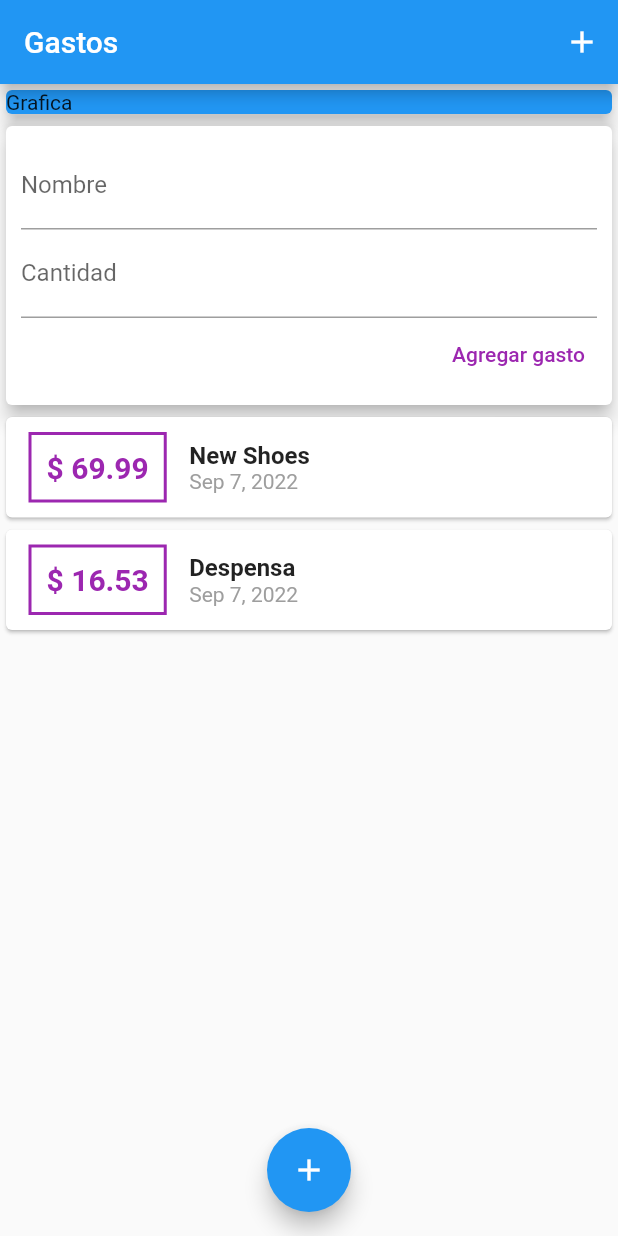
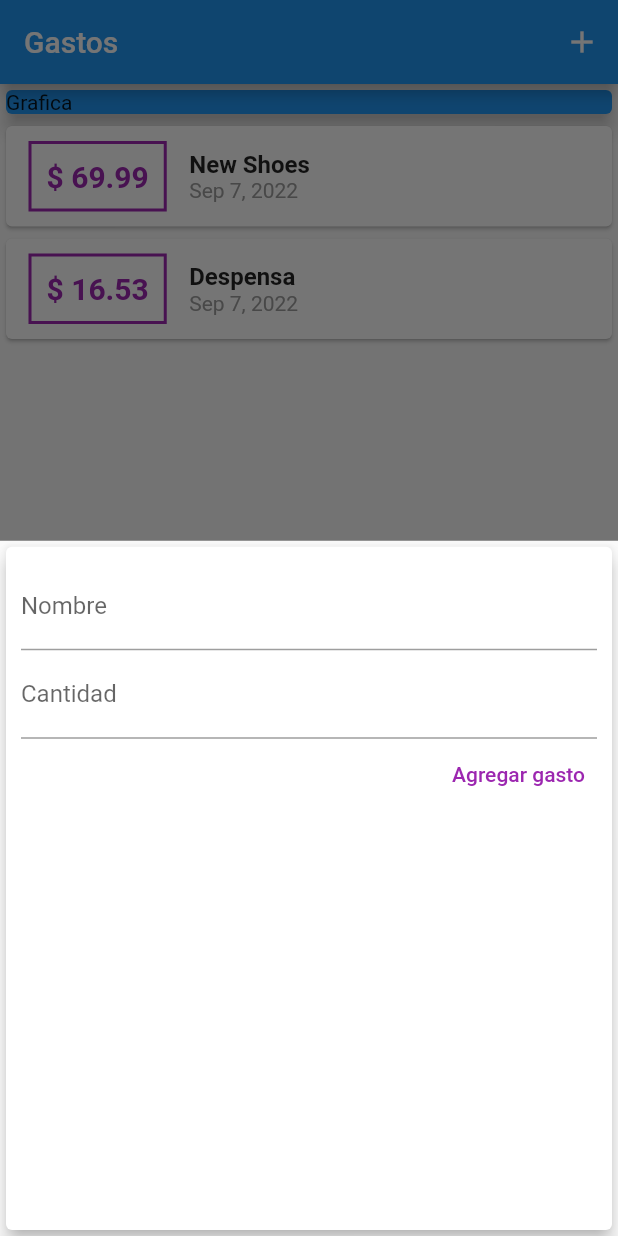
Before and after one commit to jebusdoodles/two_expenses_app, a Flutter app: the screen it shows after launch, after a tap on the "add" icon, on a phone screen of 412 x 824 dp. Run offline on Flutter 3.47's test engine with Material 2 defaults, Android fonts, the phone set to English and light mode, and no system bars.

```diff
--- a/lib/main.dart
+++ b/lib/main.dart
@@ -1,5 +1,7 @@
 import 'package:flutter/material.dart';
-import 'package:two_expenses_app/widgets/user_transaction.dart';
+import 'package:two_expenses_app/widgets/new_transaction.dart';
+import 'package:two_expenses_app/widgets/transaction_list.dart';
+import './models/transaction.dart';
 
 void main() => runApp(MyApp());
 
@@ -13,12 +15,56 @@ class MyApp extends StatelessWidget {
   }
 }
 
-class MyHomePage extends StatelessWidget {
+class MyHomePage extends StatefulWidget {
   //String titleInput;
   //String amountInput;
+  @override
+  _MyHomePageState createState() => _MyHomePageState();
+}
 
-  final titleController = TextEditingController();
-  final amountController = TextEditingController();
+class _MyHomePageState extends State<MyHomePage> {
+
+  final List<Transaction> _userTransactions = [
+    Transaction(
+      id: 't1',
+      title: 'New Shoes',
+      amount: 69.99,
+      date: DateTime.now(),
+    ),
+    Transaction(
+      id: 't2',
+      title: 'Despensa',
+      amount: 16.53,
+      date: DateTime.now(),
+    ),
+  ];
+
+  void _addNewTransaction (String txTitle, double txAmount){
+    final newTx = Transaction(
+      title: txTitle,
+      amount: txAmount,
+      date: DateTime.now(),
+      id: DateTime.now().toString(),
+    );
+
+    setState(() {
+      _userTransactions.add(newTx);
+    });
+
+  }
+
+  void _startAddNewTransaction(BuildContext ctx){
+    showModalBottomSheet(
+      context: ctx,
+      builder: (_) {
+        return GestureDetector(
+          onTap: (){},
+          child:  NewTransaction(_addNewTransaction),
+          behavior: HitTestBehavior.opaque,
+        );
+      }
+    );
+  }
 
   @override
   Widget build(BuildContext context) {
@@ -29,7 +75,7 @@ class MyHomePage extends StatelessWidget {
           IconButton(icon: Icon(
             Icons.add
           ),
-          onPressed: (){},)
+          onPressed: () => _startAddNewTransaction(context),)
         ],
       ),
       body: SingleChildScrollView(
@@ -45,14 +91,14 @@ class MyHomePage extends StatelessWidget {
                   elevation: 5,
                 ),
               ),
-              UserTransactions(),
+              TransactionList(_userTransactions),
             ],
           ),
         ),
         floatingActionButtonLocation: FloatingActionButtonLocation.centerFloat,
         floatingActionButton: FloatingActionButton(
           child: Icon(Icons.add),
-          onPressed: (){},
+          onPressed: () => _startAddNewTransaction(context),
         ),
     );
   }
--- a/lib/widgets/user_transaction.dart
+++ /dev/null
@@ -1,52 +0,0 @@
-import 'package:flutter/material.dart';
-import 'package:two_expenses_app/models/transaction.dart';
-import 'package:two_expenses_app/widgets/new_transaction.dart';
-import 'package:two_expenses_app/widgets/transaction_list.dart';
-
-class UserTransactions extends StatefulWidget {
-
-  @override
-  State<UserTransactions> createState() => _UserTransactionsState();
-}
-
-class _UserTransactionsState extends State<UserTransactions> {
-
-  final List<Transaction> _userTransactions = [
-    Transaction(
-      id: 't1',
-      title: 'New Shoes',
-      amount: 69.99,
-      date: DateTime.now(),
-    ),
-    Transaction(
-      id: 't2',
-      title: 'Despensa',
-      amount: 16.53,
-      date: DateTime.now(),
-    ),
-  ];
-
-  void _addNewTransaction (String txTitle, double txAmount){
-    final newTx = Transaction(
-      title: txTitle,
-      amount: txAmount,
-      date: DateTime.now(),
-      id: DateTime.now().toString(),
-    );
-
-    setState(() {
-      _userTransactions.add(newTx);
-    });
-
-  }
-
-  @override
-  Widget build(BuildContext context) {
-    return Column(
-      children: [
-        NewTransaction(_addNewTransaction),
-        TransactionList(_userTransactions),
-      ],
-    );
-  }
-}
```
